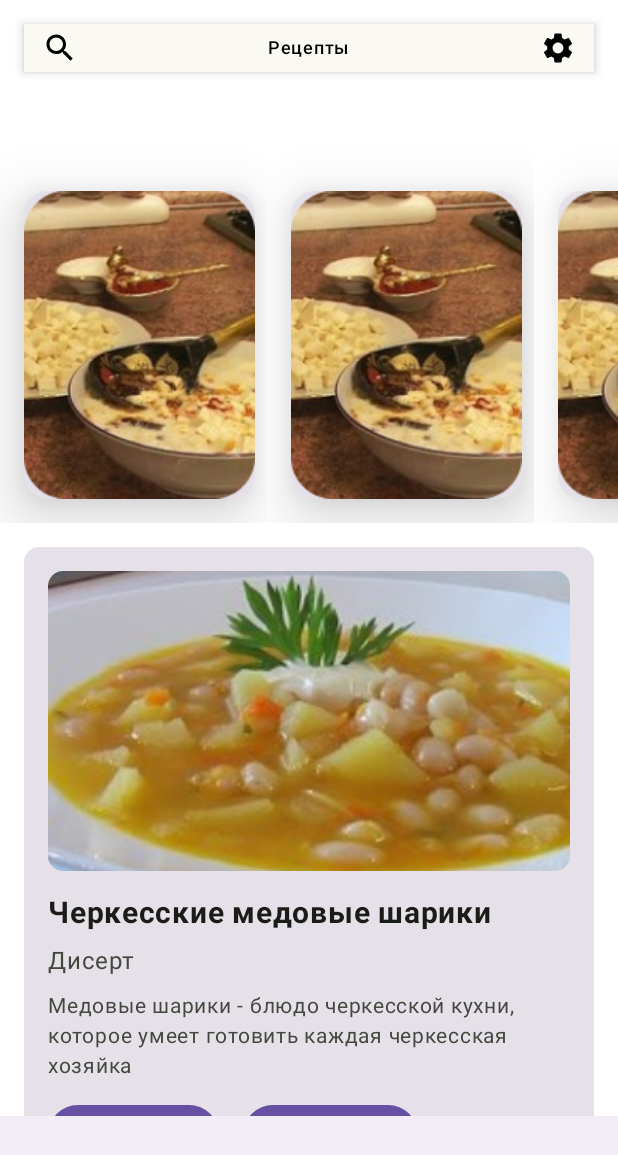
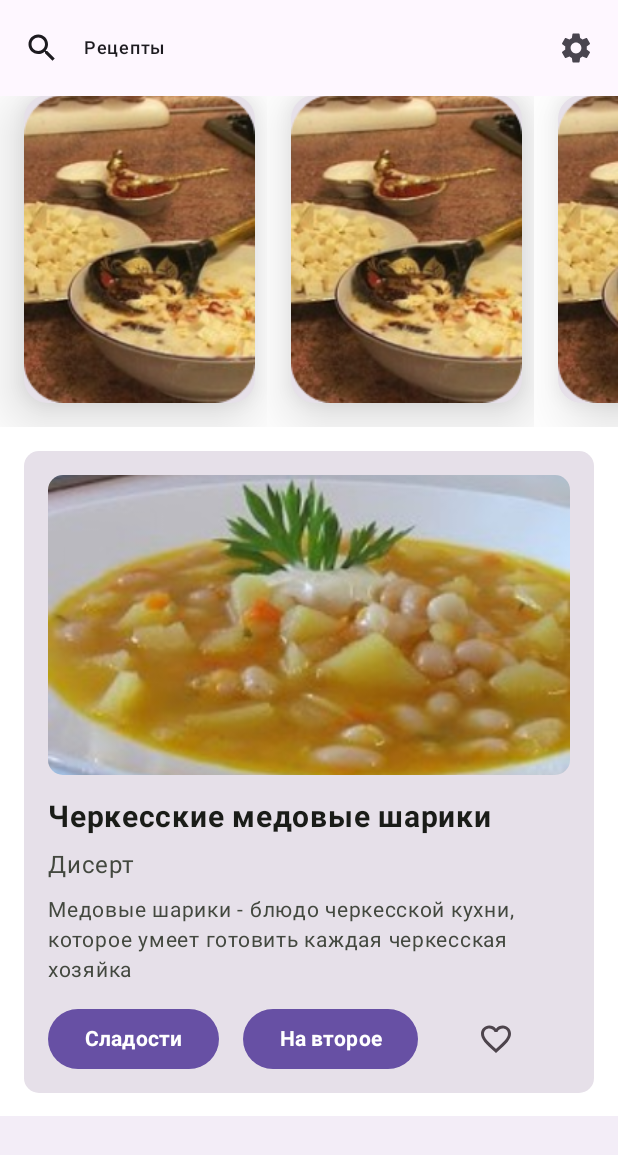
Before and after one commit to RAHIDDENPOOL/CircassianRecipeApp, an Android app built with Jetpack Compose: the screen it shows after launch (MainActivity), on a phone screen of 412 x 824 dp. Shown: the top 1155 px of the screen. Run offline under Robolectric (Android 15) with nearby library versions, the phone set to English and light mode, and no system bars; our stand-ins replace Dagger/Hilt's generated code, Room's generated code; 2 statements that could not run were skipped.

Commit message:
TODO // (TopNavigationBar)

```diff
--- a/app/src/main/java/com/example/circassianrecipeapp/MainActivity.kt
+++ b/app/src/main/java/com/example/circassianrecipeapp/MainActivity.kt
@@ -4,7 +4,7 @@ import android.annotation.SuppressLint
 import android.os.Bundle
 import androidx.activity.ComponentActivity
 import androidx.activity.compose.setContent
-import androidx.compose.material.Scaffold
+import androidx.compose.material3.Scaffold
 import androidx.compose.runtime.Composable
 import androidx.lifecycle.lifecycleScope
 import androidx.navigation.compose.rememberNavController
@@ -25,7 +25,6 @@ class MainActivity : ComponentActivity() {
     @Inject
     lateinit var recipeRepository: RecipeRepository
 
-    @SuppressLint("UnusedMaterialScaffoldPaddingParameter")
     override fun onCreate(savedInstanceState: Bundle?) {
         super.onCreate(savedInstanceState)
         lifecycleScope.launch {
@@ -35,7 +34,8 @@ class MainActivity : ComponentActivity() {
             MainContent()
         }
     }
-    @SuppressLint("UnusedMaterialScaffoldPaddingParameter")
+
+    @SuppressLint("UnusedMaterial3ScaffoldPaddingParameter")
     @Composable
     fun MainContent() {
         val navController = rememberNavController()
--- a/app/src/main/java/com/example/circassianrecipeapp/presentation/navigation/Route.kt
+++ b/app/src/main/java/com/example/circassianrecipeapp/presentation/navigation/Route.kt
@@ -1,8 +1,8 @@
 package com.example.circassianrecipeapp.presentation.navigation
 
 object Route {
-    const val SEARCHSCREEN =  "SearchScreen"
-    const val SETTINGSSCREEN =  "SettingsScreen"
+    const val SEARCHSCREEN = "SearchScreen"
+    const val SETTINGSSCREEN = "SettingsScreen"
     const val RECIPESSCREEN = "RecipesScreen"
     const val FAVORITESSCREEN = "FavoritesScreen"
     const val COOKINGSSCREEN = "CookingScreen"
--- a/app/src/main/java/com/example/circassianrecipeapp/presentation/navigation/TopNavigationBar.kt
+++ b/app/src/main/java/com/example/circassianrecipeapp/presentation/navigation/TopNavigationBar.kt
@@ -1,74 +1,44 @@
 package com.example.circassianrecipeapp.presentation.navigation
 
-import android.annotation.SuppressLint
-import androidx.compose.foundation.layout.Arrangement
-import androidx.compose.foundation.layout.Row
-import androidx.compose.foundation.layout.fillMaxSize
-import androidx.compose.foundation.layout.fillMaxWidth
-import androidx.compose.foundation.layout.height
-import androidx.compose.foundation.layout.padding
-import androidx.compose.foundation.layout.size
-import androidx.compose.foundation.layout.wrapContentWidth
 import androidx.compose.material.icons.Icons
 import androidx.compose.material.icons.filled.Search
 import androidx.compose.material.icons.filled.Settings
+import androidx.compose.material3.ExperimentalMaterial3Api
 import androidx.compose.material3.Icon
 import androidx.compose.material3.IconButton
 import androidx.compose.material3.MaterialTheme
-import androidx.compose.material3.Surface
 import androidx.compose.material3.Text
+import androidx.compose.material3.TopAppBar
 import androidx.compose.runtime.Composable
-import androidx.compose.ui.Alignment
-import androidx.compose.ui.Modifier
 import androidx.compose.ui.res.stringResource
-import androidx.compose.ui.unit.dp
 import androidx.navigation.NavHostController
 import com.example.circassianrecipeapp.R
-import com.example.circassianrecipeapp.presentation.theme.MainContentColorMaterialTheme
 
-// TODO Переработать Toolbar -> использовать TopAppBar()
-@SuppressLint("UnusedMaterial3ScaffoldPaddingParameter")
+@OptIn(ExperimentalMaterial3Api::class)
 @Composable
 fun TopNavigationBar(navHostController: NavHostController) {
-    MaterialTheme {
-        Surface(
-            modifier = Modifier
-                .height(64.dp)
-                .fillMaxWidth()
-                .padding(16.dp),
-            color = MainContentColorMaterialTheme,
-            shadowElevation = 4.dp
-        ) {
-            Row(
-                modifier = Modifier
-                    .fillMaxSize(),
-                horizontalArrangement = Arrangement.SpaceBetween,
-                verticalAlignment = Alignment.CenterVertically
-            ) {
+    TopAppBar(
+        title = {
+            Text(
+                text = stringResource(id = R.string.Recipes),
+                style = MaterialTheme.typography.labelMedium,
+            )
+        },
+        navigationIcon = {
             IconButton(onClick = { navHostController.navigate(Route.SEARCHSCREEN) }) {
                 Icon(
-                        modifier = Modifier.size(24.dp),
                     imageVector = Icons.Filled.Search,
                     contentDescription = null,
                 )
             }
-
-                Text(
-                    text = stringResource(id = R.string.Recipes),
-                    style = MaterialTheme.typography.labelMedium,
-                    modifier = Modifier
-                        .wrapContentWidth(Alignment.CenterHorizontally)
-                        .weight(1f),
-                )
-
+        },
+        actions = {
             IconButton(onClick = { navHostController.navigate(Route.SETTINGSSCREEN) }) {
                 Icon(
-                        modifier = Modifier.size(24.dp),
                     imageVector = Icons.Filled.Settings,
                     contentDescription = null,
                 )
             }
         }
+    )
 }
-    }
-}
```
Lines whose indentation alone changed are shown as unchanged.
